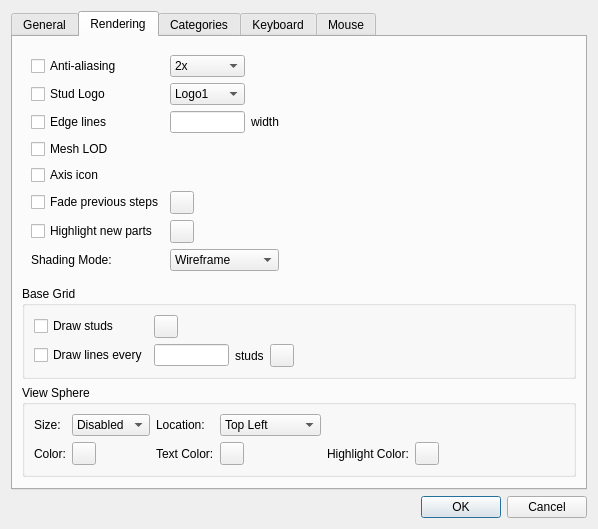
Before: the Qt Designer form qt/lc_qpreferencesdialog.ui in leozide/leocad, drawn with Qt 5.
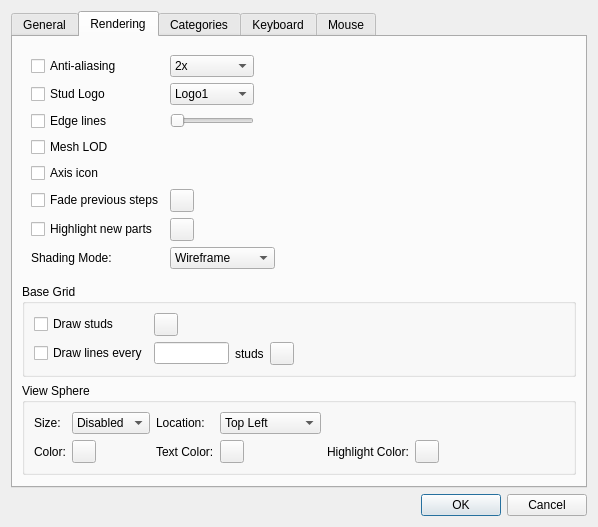
After: the same form once the commit is applied. The open tabs and pages were chosen to show the change. Icons and pictures are not drawn.

Commit message: Added a slider to set line width.

```diff
--- a/qt/lc_qpreferencesdialog.ui
+++ b/qt/lc_qpreferencesdialog.ui
@@ -7,7 +7,7 @@
     <x>0</x>
     <y>0</y>
     <width>598</width>
-    <height>492</height>
+    <height>494</height>
    </rect>
   </property>
   <property name="windowTitle">
@@ -391,16 +391,6 @@
             </property>
            </widget>
           </item>
-          <item row="2" column="1">
-           <widget class="QLineEdit" name="lineWidth">
-            <property name="maximumSize">
-             <size>
-              <width>75</width>
-              <height>16777215</height>
-             </size>
-            </property>
-           </widget>
-          </item>
           <item row="0" column="0">
            <widget class="QCheckBox" name="antiAliasing">
             <property name="text">
@@ -441,13 +431,6 @@
             </item>
            </widget>
           </item>
-          <item row="2" column="2">
-           <widget class="QLabel" name="label_2">
-            <property name="text">
-             <string>width</string>
-            </property>
-           </widget>
-          </item>
           <item row="4" column="0">
            <widget class="QCheckBox" name="axisIcon">
             <property name="text">
@@ -476,6 +459,29 @@
             </property>
            </widget>
           </item>
+          <item row="2" column="1">
+           <widget class="QSlider" name="LineWidthSlider">
+            <property name="sizePolicy">
+             <sizepolicy hsizetype="Minimum" vsizetype="Fixed">
+              <horstretch>0</horstretch>
+              <verstretch>0</verstretch>
+             </sizepolicy>
+            </property>
+            <property name="orientation">
+             <enum>Qt::Horizontal</enum>
+            </property>
+            <property name="tickPosition">
+             <enum>QSlider::NoTicks</enum>
+            </property>
+           </widget>
+          </item>
+          <item row="2" column="3">
+           <widget class="QLabel" name="LineWidthLabel">
+            <property name="text">
+             <string/>
+            </property>
+           </widget>
+          </item>
          </layout>
         </widget>
        </item>
```
Left out of the diff: 3 changed lines with no effect on the pictures. The commit also changes 2 other files.
